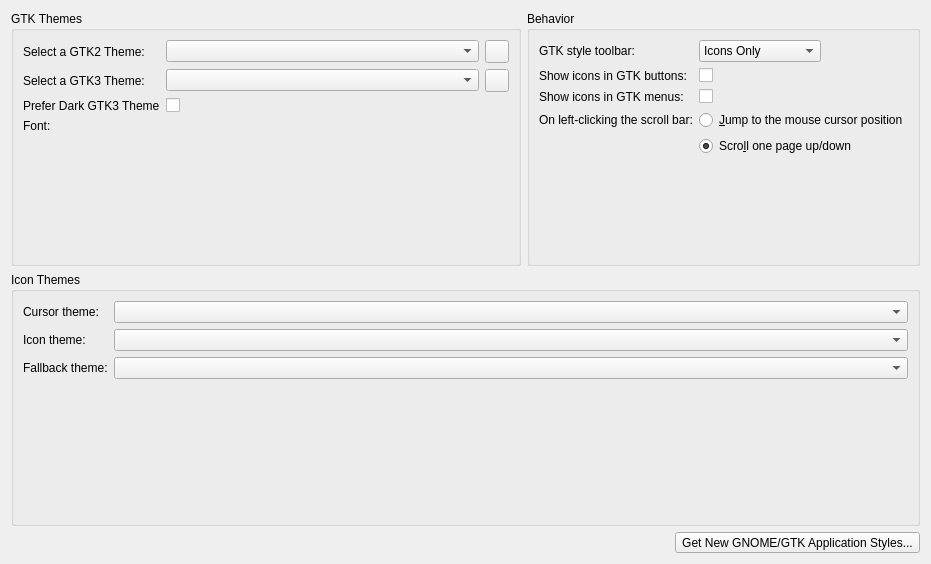
The window that src/ui/gui.ui (KDE/kde-gtk-config) describes before a commit, drawn with Qt 5.
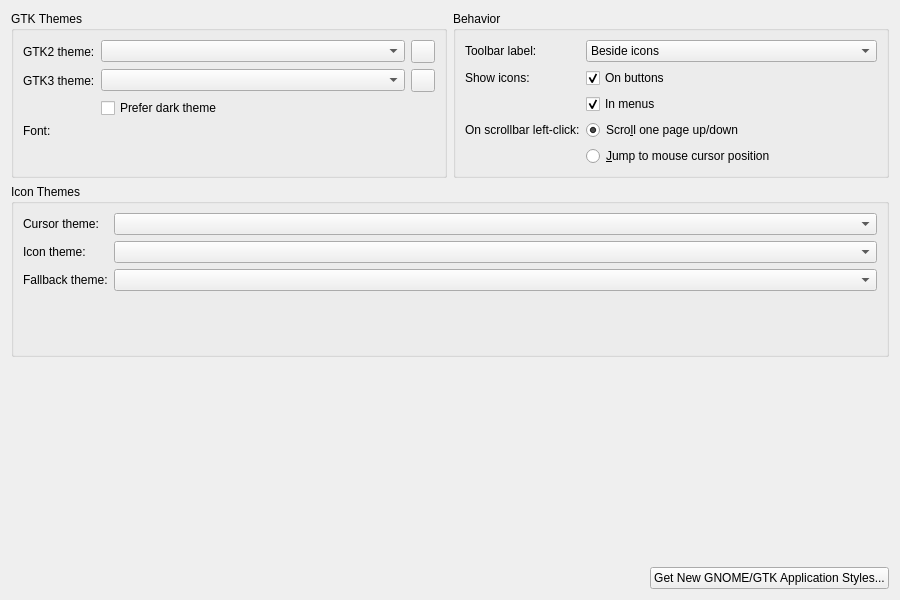
The same window after the commit. Icons and pictures are not drawn. Custom widgets are drawn as their Qt base class.

Commit message:
Improve the look of the GTK Application Style KCM UI
Summary:
Apply the KDE HIG, move the KCM below the Application Style KCM, update strings, fix inconsistencies and make the KCM look better.
{F6696741}

Test Plan: Open the GTK Application Style KCM.

Reviewers: #plasma, #vdg, apol, ngraham

Reviewed By: #vdg, apol, ngraham

Subscribers: ngraham, apol, #vdg, plasma-devel, #plasma

Tags: #plasma

The edit to the form file:
```diff
--- a/src/ui/gui.ui
+++ b/src/ui/gui.ui
@@ -6,40 +6,230 @@
    <rect>
     <x>0</x>
     <y>0</y>
-    <width>931</width>
-    <height>564</height>
+    <width>900</width>
+    <height>600</height>
    </rect>
   </property>
-  <layout class="QGridLayout" name="gridLayout">
-   <item row="2" column="2">
-    <widget class="QToolButton" name="newThemes">
-     <property name="toolTip">
-      <string>&lt;html&gt;&lt;head/&gt;&lt;body&gt;&lt;p&gt;Here you can find more GTK themes to try. You can either download them from the following websites.&lt;/p&gt;&lt;p&gt;Also you can download it from the opendesktop facilities as suggested below&lt;/p&gt;&lt;p align=&quot;center&quot;&gt;&lt;a href=&quot;http://gnome-look.org&quot;&gt;&lt;span style=&quot; text-decoration: underline; color:#0000ff;&quot;&gt;gnome-look.org&lt;/span&gt;&lt;/a&gt;&lt;br/&gt;&lt;a href=&quot;art.gnome.org&quot;&gt;&lt;span style=&quot; text-decoration: underline; color:#0000ff;&quot;&gt;art.gnome.org&lt;/span&gt;&lt;/a&gt;&lt;/p&gt;&lt;/body&gt;&lt;/html&gt;</string>
-     </property>
-     <property name="text">
-      <string>Get New GNOME/GTK Application Styles...</string>
-     </property>
-     <property name="icon">
-      <iconset theme="get-hot-new-stuff">
-       <normaloff/>
-      </iconset>
-     </property>
-     <property name="popupMode">
-      <enum>QToolButton::InstantPopup</enum>
-     </property>
-     <property name="toolButtonStyle">
-      <enum>Qt::ToolButtonTextBesideIcon</enum>
-     </property>
-    </widget>
+  <layout class="QVBoxLayout" name="verticalLayout_2">
+   <item>
+    <layout class="QHBoxLayout" name="horizontalLayout_1">
+     <item>
+      <widget class="QGroupBox" name="groupBox_1">
+       <property name="minimumSize">
+        <size>
+         <width>300</width>
+         <height>0</height>
+        </size>
+       </property>
+       <property name="title">
+        <string>GTK Themes</string>
+       </property>
+       <layout class="QFormLayout" name="formLayout_1">
+        <property name="formAlignment">
+         <set>Qt::AlignHCenter|Qt::AlignTop</set>
+        </property>
+        <item row="0" column="0">
+         <widget class="QLabel" name="label_1">
+          <property name="text">
+           <string>GTK2 theme:</string>
+          </property>
+          <property name="alignment">
+           <set>Qt::AlignLeading|Qt::AlignLeft|Qt::AlignVCenter</set>
+          </property>
+         </widget>
+        </item>
+        <item row="0" column="1">
+         <layout class="QHBoxLayout" name="horizontalLayout_2">
+          <item>
+           <widget class="QComboBox" name="cb_theme">
+            <property name="sizeAdjustPolicy">
+             <enum>QComboBox::AdjustToContents</enum>
+            </property>
+           </widget>
+          </item>
+          <item>
+           <widget class="QToolButton" name="gtk2Preview">
+            <property name="toolTip">
+             <string>Preview Theme</string>
+            </property>
+            <property name="checkable">
+             <bool>true</bool>
+            </property>
+           </widget>
+          </item>
+         </layout>
+        </item>
+        <item row="1" column="0">
+         <widget class="QLabel" name="label_2">
+          <property name="text">
+           <string>GTK3 theme:</string>
+          </property>
+          <property name="alignment">
+           <set>Qt::AlignLeading|Qt::AlignLeft|Qt::AlignVCenter</set>
+          </property>
+         </widget>
+        </item>
+        <item row="1" column="1">
+         <layout class="QHBoxLayout" name="horizontalLayout_3">
+          <item>
+           <widget class="QComboBox" name="cb_theme_gtk3">
+            <property name="sizeAdjustPolicy">
+             <enum>QComboBox::AdjustToContents</enum>
+            </property>
+           </widget>
+          </item>
+          <item>
+           <widget class="QToolButton" name="gtk3Preview">
+            <property name="toolTip">
+             <string>Preview Theme</string>
+            </property>
+            <property name="checkable">
+             <bool>true</bool>
+            </property>
+           </widget>
+          </item>
+         </layout>
+        </item>
+        <item row="2" column="1">
+         <widget class="QCheckBox" name="checkBox_theme_gtk3_prefer_dark">
+          <property name="text">
+           <string>Prefer dark theme</string>
+          </property>
+         </widget>
+        </item>
+        <item row="3" column="0">
+         <widget class="QLabel" name="label_3">
+          <property name="text">
+           <string>Font:</string>
+          </property>
+         </widget>
+        </item>
+        <item row="3" column="1">
+         <widget class="KFontRequester" name="font">
+          <property name="sizePolicy">
+           <sizepolicy hsizetype="Maximum" vsizetype="Preferred">
+            <horstretch>0</horstretch>
+            <verstretch>0</verstretch>
+           </sizepolicy>
+          </property>
+         </widget>
+        </item>
+       </layout>
+      </widget>
+     </item>
+     <item>
+      <widget class="QGroupBox" name="groupBox_2">
+       <property name="minimumSize">
+        <size>
+         <width>400</width>
+         <height>0</height>
+        </size>
+       </property>
+       <property name="title">
+        <string>Behavior</string>
+       </property>
+       <layout class="QFormLayout" name="formLayout_2">
+        <property name="formAlignment">
+         <set>Qt::AlignHCenter|Qt::AlignTop</set>
+        </property>
+        <item row="0" column="0">
+         <widget class="QLabel" name="label_4">
+          <property name="text">
+           <string>Toolbar label:</string>
+          </property>
+         </widget>
+        </item>
+        <item row="0" column="1">
+         <widget class="QComboBox" name="cb_toolbar_icons">
+          <property name="currentIndex">
+           <number>2</number>
+          </property>
+          <item>
+           <property name="text">
+            <string>None</string>
+           </property>
+          </item>
+          <item>
+           <property name="text">
+            <string>Text only</string>
+           </property>
+          </item>
+          <item>
+           <property name="text">
+            <string>Beside icons</string>
+           </property>
+          </item>
+          <item>
+           <property name="text">
+            <string>Below icons</string>
+           </property>
+          </item>
+         </widget>
+        </item>
+        <item row="4" column="0">
+         <widget class="QLabel" name="label_5">
+          <property name="text">
+           <string>Show icons:</string>
+          </property>
+         </widget>
+        </item>
+        <item row="8" column="0">
+         <widget class="QLabel" name="label_6">
+          <property name="text">
+           <string>On scrollbar left-click:</string>
+          </property>
+         </widget>
+        </item>
+        <item row="4" column="1">
+         <widget class="QCheckBox" name="checkBox_icon_gtk_buttons">
+          <property name="text">
+           <string>On buttons</string>
+          </property>
+          <property name="checked">
+           <bool>true</bool>
+          </property>
+         </widget>
+        </item>
+        <item row="5" column="1">
+         <widget class="QCheckBox" name="checkBox_icon_gtk_menus">
+          <property name="text">
+           <string>In menus</string>
+          </property>
+          <property name="checked">
+           <bool>true</bool>
+          </property>
+         </widget>
+        </item>
+        <item row="8" column="1">
+         <widget class="QRadioButton" name="radioButton_dont_warp">
+          <property name="text">
+           <string>Scro&amp;ll one page up/down</string>
+          </property>
+          <property name="checked">
+           <bool>true</bool>
+          </property>
+          <attribute name="buttonGroup">
+           <string notr="true">buttonGroup_primary_button_warps_slider</string>
+          </attribute>
+         </widget>
+        </item>
+        <item row="9" column="1">
+         <widget class="QRadioButton" name="radioButton_warp">
+          <property name="text">
+           <string>&amp;Jump to mouse cursor position</string>
+          </property>
+          <attribute name="buttonGroup">
+           <string notr="true">buttonGroup_primary_button_warps_slider</string>
+          </attribute>
+         </widget>
+        </item>
+       </layout>
+      </widget>
+     </item>
+    </layout>
    </item>
-   <item row="1" column="0" colspan="3">
-    <widget class="QGroupBox" name="groupBox_6">
-     <property name="sizePolicy">
-      <sizepolicy hsizetype="Preferred" vsizetype="Fixed">
-       <horstretch>0</horstretch>
-       <verstretch>0</verstretch>
-      </sizepolicy>
-     </property>
+   <item>
+    <widget class="QGroupBox" name="groupBox_3">
      <property name="maximumSize">
       <size>
        <width>16777215</width>
@@ -49,90 +239,70 @@
      <property name="title">
       <string>Icon Themes</string>
      </property>
-     <layout class="QFormLayout" name="formLayout_2">
-      <item row="0" column="0">
-       <widget class="QLabel" name="label_11">
-        <property name="text">
-         <string>Cursor theme:</string>
+     <layout class="QVBoxLayout" name="verticalLayout_1">
+      <item>
+       <layout class="QFormLayout" name="formLayout_3">
+        <property name="formAlignment">
+         <set>Qt::AlignHCenter|Qt::AlignTop</set>
         </property>
-        <property name="alignment">
-         <set>Qt::AlignLeading|Qt::AlignLeft|Qt::AlignVCenter</set>
-        </property>
-       </widget>
+        <item row="0" column="1">
+         <widget class="QComboBox" name="cb_cursor"/>
+        </item>
+        <item row="2" column="0">
+         <widget class="QLabel" name="label_8">
+          <property name="text">
+           <string>Icon theme:</string>
+          </property>
+          <property name="alignment">
+           <set>Qt::AlignLeading|Qt::AlignLeft|Qt::AlignVCenter</set>
+          </property>
+         </widget>
+        </item>
+        <item row="2" column="1">
+         <widget class="QComboBox" name="cb_icon"/>
+        </item>
+        <item row="4" column="0">
+         <widget class="QLabel" name="label_9">
+          <property name="text">
+           <string>Fallback theme:</string>
+          </property>
+          <property name="alignment">
+           <set>Qt::AlignLeading|Qt::AlignLeft|Qt::AlignVCenter</set>
+          </property>
+         </widget>
+        </item>
+        <item row="4" column="1">
+         <widget class="QComboBox" name="cb_icon_fallback"/>
+        </item>
+        <item row="0" column="0">
+         <widget class="QLabel" name="label_7">
+          <property name="text">
+           <string>Cursor theme:</string>
+          </property>
+          <property name="alignment">
+           <set>Qt::AlignLeading|Qt::AlignLeft|Qt::AlignVCenter</set>
+          </property>
+         </widget>
+        </item>
+       </layout>
       </item>
-      <item row="0" column="1">
-       <widget class="QComboBox" name="cb_cursor">
-        <property name="sizePolicy">
-         <sizepolicy hsizetype="Expanding" vsizetype="Fixed">
-          <horstretch>0</horstretch>
-          <verstretch>0</verstretch>
-         </sizepolicy>
-        </property>
-       </widget>
-      </item>
-      <item row="1" column="0">
-       <widget class="QLabel" name="label_10">
-        <property name="text">
-         <string>Icon theme:</string>
-        </property>
-        <property name="alignment">
-         <set>Qt::AlignLeading|Qt::AlignLeft|Qt::AlignVCenter</set>
-        </property>
-       </widget>
-      </item>
-      <item row="1" column="1">
-       <widget class="QComboBox" name="cb_icon">
-        <property name="sizePolicy">
-         <sizepolicy hsizetype="Expanding" vsizetype="Fixed">
-          <horstretch>0</horstretch>
-          <verstretch>0</verstretch>
-         </sizepolicy>
-        </property>
-       </widget>
-      </item>
-      <item row="2" column="0">
-       <widget class="QLabel" name="label_2">
-        <property name="text">
-         <string>Fallback theme:</string>
-        </property>
-        <property name="alignment">
-         <set>Qt::AlignLeading|Qt::AlignLeft|Qt::AlignVCenter</set>
-        </property>
-       </widget>
-      </item>
-      <item row="2" column="1">
-       <widget class="QComboBox" name="cb_icon_fallback">
-        <property name="sizePolicy">
-         <sizepolicy hsizetype="Expanding" vsizetype="Fixed">
-          <horstretch>0</horstretch>
-          <verstretch>0</verstretch>
-         </sizepolicy>
-        </property>
-       </widget>
-      </item>
-      <item row="3" column="1">
-       <layout class="QHBoxLayout" name="horizontalLayout">
+      <item>
+       <layout class="QHBoxLayout" name="horizontalLayout_4">
         <item>
-         <spacer name="horizontalSpacer">
+         <spacer name="horizontalSpacer_1">
           <property name="orientation">
            <enum>Qt::Horizontal</enum>
           </property>
           <property name="sizeHint" stdset="0">
            <size>
-            <width>40</width>
-            <height>20</height>
+            <width>0</width>
+            <height>0</height>
            </size>
           </property>
          </spacer>
         </item>
         <item>
          <widget class="QLabel" name="lb_prev_1">
-          <property name="sizePolicy">
-           <sizepolicy hsizetype="Fixed" vsizetype="Fixed">
-            <horstretch>0</horstretch>
-            <verstretch>0</verstretch>
-           </sizepolicy>
-          </property>
           <property name="minimumSize">
            <size>
             <width>48</width>
@@ -146,12 +316,6 @@
         </item>
         <item>
          <widget class="QLabel" name="lb_prev_2">
-          <property name="sizePolicy">
-           <sizepolicy hsizetype="Fixed" vsizetype="Fixed">
-            <horstretch>0</horstretch>
-            <verstretch>0</verstretch>
-           </sizepolicy>
-          </property>
           <property name="minimumSize">
            <size>
             <width>48</width>
@@ -165,12 +329,6 @@
         </item>
         <item>
          <widget class="QLabel" name="lb_prev_3">
-          <property name="sizePolicy">
-           <sizepolicy hsizetype="Fixed" vsizetype="Fixed">
-            <horstretch>0</horstretch>
-            <verstretch>0</verstretch>
-           </sizepolicy>
-          </property>
           <property name="minimumSize">
            <size>
             <width>48</width>
@@ -184,12 +342,6 @@
         </item>
         <item>
          <widget class="QLabel" name="lb_prev_4">
-          <property name="sizePolicy">
-           <sizepolicy hsizetype="Fixed" vsizetype="Fixed">
-            <horstretch>0</horstretch>
-            <verstretch>0</verstretch>
-           </sizepolicy>
-          </property>
           <property name="minimumSize">
            <size>
             <width>48</width>
@@ -203,12 +355,6 @@
         </item>
         <item>
          <widget class="QLabel" name="lb_prev_5">
-          <property name="sizePolicy">
-           <sizepolicy hsizetype="Fixed" vsizetype="Fixed">
-            <horstretch>0</horstretch>
-            <verstretch>0</verstretch>
-           </sizepolicy>
-          </property>
           <property name="minimumSize">
            <size>
             <width>48</width>
@@ -222,12 +368,6 @@
         </item>
         <item>
          <widget class="QLabel" name="lb_prev_6">
-          <property name="sizePolicy">
-           <sizepolicy hsizetype="Fixed" vsizetype="Fixed">
-            <horstretch>0</horstretch>
-            <verstretch>0</verstretch>
-           </sizepolicy>
-          </property>
           <property name="minimumSize">
            <size>
             <width>48</width>
@@ -241,12 +381,6 @@
         </item>
         <item>
          <widget class="QLabel" name="lb_prev_7">
-          <property name="sizePolicy">
-           <sizepolicy hsizetype="Fixed" vsizetype="Fixed">
-            <horstretch>0</horstretch>
-            <verstretch>0</verstretch>
-           </sizepolicy>
-          </property>
           <property name="minimumSize">
            <size>
             <width>48</width>
@@ -260,12 +394,6 @@
         </item>
         <item>
          <widget class="QLabel" name="lb_prev_8">
-          <property name="sizePolicy">
-           <sizepolicy hsizetype="Fixed" vsizetype="Fixed">
-            <horstretch>0</horstretch>
-            <verstretch>0</verstretch>
-           </sizepolicy>
-          </property>
           <property name="minimumSize">
            <size>
             <width>48</width>
@@ -279,12 +407,6 @@
         </item>
         <item>
          <widget class="QLabel" name="lb_prev_9">
-          <property name="sizePolicy">
-           <sizepolicy hsizetype="Fixed" vsizetype="Fixed">
-            <horstretch>0</horstretch>
-            <verstretch>0</verstretch>
-           </sizepolicy>
-          </property>
           <property name="minimumSize">
            <size>
             <width>48</width>
@@ -297,14 +419,14 @@
          </widget>
         </item>
         <item>
-         <spacer name="horizontalSpacer_3">
+         <spacer name="horizontalSpacer_2">
           <property name="orientation">
            <enum>Qt::Horizontal</enum>
           </property>
           <property name="sizeHint" stdset="0">
            <size>
-            <width>40</width>
-            <height>20</height>
+            <width>0</width>
+            <height>0</height>
            </size>
           </property>
          </spacer>
@@ -314,220 +436,48 @@
      </layout>
     </widget>
    </item>
-   <item row="0" column="0">
-    <widget class="QGroupBox" name="groupBox_2">
-     <property name="title">
-      <string>GTK Themes</string>
-     </property>
-     <layout class="QFormLayout" name="formLayout_3">
-      <item row="0" column="0">
-       <widget class="QLabel" name="label_9">
-        <property name="text">
-         <string>Select a GTK2 Theme:</string>
-        </property>
-        <property name="alignment">
-         <set>Qt::AlignLeading|Qt::AlignLeft|Qt::AlignVCenter</set>
-        </property>
-       </widget>
-      </item>
-      <item row="0" column="1">
-       <layout class="QHBoxLayout" name="horizontalLayout_2">
-        <item>
-         <widget class="QComboBox" name="cb_theme">
-          <property name="sizePolicy">
-           <sizepolicy hsizetype="Expanding" vsizetype="Fixed">
-            <horstretch>0</horstretch>
-            <verstretch>0</verstretch>
-           </sizepolicy>
-          </property>
-         </widget>
-        </item>
-        <item>
-         <widget class="QToolButton" name="gtk2Preview">
-          <property name="toolTip">
-           <string>Preview theme</string>
-          </property>
-          <property name="checkable">
-           <bool>true</bool>
-          </property>
-         </widget>
-        </item>
-       </layout>
-      </item>
-      <item row="1" column="0">
-       <widget class="QLabel" name="label_21">
-        <property name="text">
-         <string>Select a GTK3 Theme:</string>
-        </property>
-        <property name="alignment">
-         <set>Qt::AlignLeading|Qt::AlignLeft|Qt::AlignVCenter</set>
-        </property>
-       </widget>
-      </item>
-      <item row="1" column="1">
-       <layout class="QHBoxLayout" name="horizontalLayout_3">
-        <item>
-         <widget class="QComboBox" name="cb_theme_gtk3">
-          <property name="sizePolicy">
-           <sizepolicy hsizetype="Expanding" vsizetype="Fixed">
-            <horstretch>0</horstretch>
-            <verstretch>0</verstretch>
-           </sizepolicy>
-          </property>
-         </widget>
-        </item>
-        <item>
-         <widget class="QToolButton" name="gtk3Preview">
-          <property name="toolTip">
-           <string>Preview theme</string>
-          </property>
-          <property name="checkable">
-           <bool>true</bool>
-          </property>
-         </widget>
-        </item>
-       </layout>
-      </item>
-      <item row="3" column="0">
-       <widget class="QLabel" name="label_3">
-        <property name="text">
-         <string>Font:</string>
-        </property>
-       </widget>
-      </item>
-      <item row="3" column="1">
-       <widget class="KFontRequester" name="font"/>
-      </item>
-      <item row="2" column="1">
-       <widget class="QCheckBox" name="checkBox_theme_gtk3_prefer_dark">
-        <property name="text">
-         <string/>
-        </property>
-       </widget>
-      </item>
-      <item row="2" column="0">
-       <widget class="QLabel" name="label_5">
-        <property name="text">
-         <string>Prefer Dark GTK3 Theme</string>
-        </property>
-       </widget>
-      </item>
-     </layout>
-    </widget>
-   </item>
-   <item row="2" column="0" colspan="2">
-    <spacer name="horizontalSpacer_2">
+   <item>
+    <spacer name="verticalSpacer_1">
      <property name="orientation">
-      <enum>Qt::Horizontal</enum>
+      <enum>Qt::Vertical</enum>
      </property>
      <property name="sizeHint" stdset="0">
       <size>
-       <width>537</width>
-       <height>20</height>
+       <width>0</width>
+       <height>0</height>
       </size>
      </property>
     </spacer>
    </item>
-   <item row="0" column="1" colspan="2">
-    <widget class="QGroupBox" name="groupBox_3">
-     <property name="title">
-      <string>Behavior</string>
-     </property>
-     <layout class="QFormLayout" name="formLayout">
-      <property name="fieldGrowthPolicy">
-       <enum>QFormLayout::ExpandingFieldsGrow</enum>
-      </property>
-      <item row="0" column="0">
-       <widget class="QLabel" name="label">
-        <property name="text">
-         <string>GTK style toolbar:</string>
-        </property>
-       </widget>
-      </item>
-      <item row="0" column="1">
-       <widget class="QComboBox" name="cb_toolbar_icons">
-        <item>
-         <property name="text">
-          <string>Icons Only</string>
-         </property>
-        </item>
-        <item>
-         <property name="text">
-          <string>Text Only</string>
-         </property>
-        </item>
-        <item>
-         <property name="text">
-          <string>Text Under Icons</string>
-         </property>
-        </item>
-        <item>
-         <property name="text">
-          <string>Text After Icons</string>
-         </property>
-        </item>
-       </widget>
-      </item>
-      <item row="1" column="0">
-       <widget class="QLabel" name="label_22">
-        <property name="text">
-         <string>Show icons in GTK buttons:</string>
-        </property>
-       </widget>
-      </item>
-      <item row="1" column="1">
-       <widget class="QCheckBox" name="checkBox_icon_gtk_buttons">
-        <property name="text">
-         <string/>
-        </property>
-       </widget>
-      </item>
-      <item row="2" column="0">
-       <widget class="QLabel" name="label_23">
-        <property name="text">
-         <string>Show icons in GTK menus:</string>
-        </property>
-       </widget>
-      </item>
-      <item row="2" column="1">
-       <widget class="QCheckBox" name="checkBox_icon_gtk_menus">
-        <property name="text">
-         <string/>
-        </property>
-       </widget>
-      </item>
-      <item row="3" column="0">
-       <widget class="QLabel" name="label_4">
-        <property name="text">
-         <string>On left-clicking the scroll bar:</string>
-        </property>
-       </widget>
-      </item>
-      <item row="4" column="1">
-       <widget class="QRadioButton" name="radioButton_dont_warp">
-        <property name="text">
-         <string>Scro&amp;ll one page up/down</string>
-        </property>
-        <property name="checked">
-         <bool>true</bool>
-        </property>
-        <attribute name="buttonGroup">
-         <string notr="true">buttonGroup_primary_button_warps_slider</string>
-        </attribute>
-       </widget>
-      </item>
-      <item row="3" column="1">
-       <widget class="QRadioButton" name="radioButton_warp">
-        <property name="text">
-         <string>&amp;Jump to the mouse cursor position</string>
-        </property>
-        <attribute name="buttonGroup">
-         <string notr="true">buttonGroup_primary_button_warps_slider</string>
-        </attribute>
-       </widget>
-      </item>
-     </layout>
-    </widget>
+   <item>
+    <layout class="QHBoxLayout" name="horizontalLayout_5">
+     <item>
+      <spacer name="horizontalSpacer_3">
+       <property name="orientation">
+        <enum>Qt::Horizontal</enum>
+       </property>
+       <property name="sizeHint" stdset="0">
+        <size>
+         <width>0</width>
+         <height>0</height>
+        </size>
+       </property>
+      </spacer>
+     </item>
+     <item>
+      <widget class="QPushButton" name="newThemes">
+       <property name="toolTip">
+        <string>&lt;html&gt;&lt;head/&gt;&lt;body&gt;&lt;p&gt;Here you can install new GTK themes. Even more are available at &lt;a href=&quot;http://gnome-look.org&quot;&gt;&lt;span style=&quot; text-decoration: underline;&quot;&gt;gnome-look.org&lt;/span&gt;&lt;/a&gt;&lt;/p&gt;&lt;/body&gt;&lt;/html&gt;</string>
+       </property>
+       <property name="text">
+        <string>Get New GNOME/GTK Application Styles...</string>
+       </property>
+       <property name="icon">
+        <iconset theme="get-hot-new-stuff"/>
+       </property>
+      </widget>
+     </item>
+    </layout>
    </item>
   </layout>
  </widget>
```
The commit also changes 3 other files.
